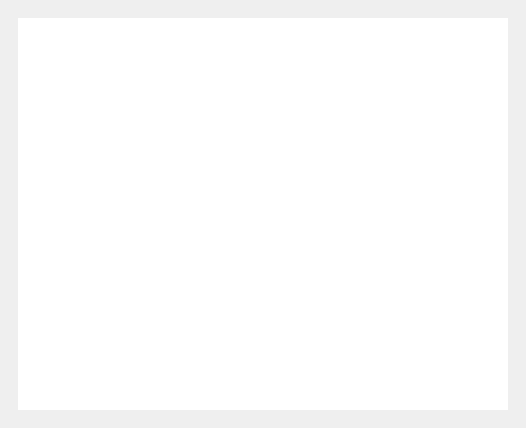
Old version of the form OrodaelTurrim/res/ui/logWidget.ui in the repository Wilson194/OrodaelTurrim.
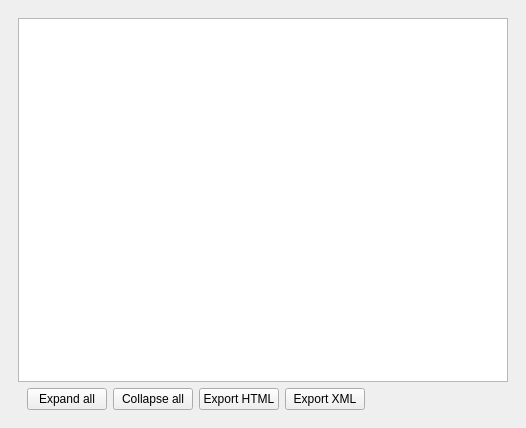
New version of the form.

```diff
--- a/OrodaelTurrim/res/ui/logWidget.ui
+++ b/OrodaelTurrim/res/ui/logWidget.ui
@@ -19,10 +19,7 @@
   <property name="windowTitle">
    <string>Form</string>
   </property>
-  <layout class="QVBoxLayout" name="verticalLayout">
-   <property name="spacing">
-    <number>0</number>
-   </property>
+  <layout class="QGridLayout" name="gridLayout">
    <property name="leftMargin">
     <number>9</number>
    </property>
@@ -35,8 +32,14 @@
    <property name="bottomMargin">
     <number>9</number>
    </property>
-   <item>
+   <item row="0" column="0" colspan="2">
     <widget class="QScrollArea" name="scrollArea">
+     <property name="sizePolicy">
+      <sizepolicy hsizetype="Preferred" vsizetype="Preferred">
+       <horstretch>0</horstretch>
+       <verstretch>0</verstretch>
+      </sizepolicy>
+     </property>
      <property name="frameShape">
       <enum>QFrame::NoFrame</enum>
      </property>
@@ -60,19 +63,68 @@
       </property>
       <layout class="QVBoxLayout" name="verticalLayout_2">
        <item>
-        <widget class="QTextEdit" name="logText">
-         <property name="frameShape">
-          <enum>QFrame::NoFrame</enum>
+        <widget class="QTreeView" name="treeView">
+         <property name="editTriggers">
+          <set>QAbstractItemView::NoEditTriggers</set>
          </property>
-         <property name="frameShadow">
-          <enum>QFrame::Plain</enum>
+         <property name="animated">
+          <bool>true</bool>
          </property>
-         <property name="lineWidth">
-          <number>0</number>
+         <property name="wordWrap">
+          <bool>true</bool>
          </property>
-         <property name="readOnly">
+         <property name="headerHidden">
           <bool>true</bool>
          </property>
+         <attribute name="headerStretchLastSection">
+          <bool>true</bool>
+         </attribute>
+        </widget>
+       </item>
+       <item>
+        <widget class="QWidget" name="widget" native="true">
+         <property name="sizePolicy">
+          <sizepolicy hsizetype="Maximum" vsizetype="Maximum">
+           <horstretch>0</horstretch>
+           <verstretch>0</verstretch>
+          </sizepolicy>
+         </property>
+         <layout class="QHBoxLayout" name="horizontalLayout">
+          <property name="topMargin">
+           <number>0</number>
+          </property>
+          <property name="bottomMargin">
+           <number>0</number>
+          </property>
+          <item>
+           <widget class="QPushButton" name="expandButton">
+            <property name="text">
+             <string>Expand all</string>
+            </property>
+           </widget>
+          </item>
+          <item>
+           <widget class="QPushButton" name="collapseButton">
+            <property name="text">
+             <string>Collapse all</string>
+            </property>
+           </widget>
+          </item>
+          <item>
+           <widget class="QPushButton" name="exportHtmlButton">
+            <property name="text">
+             <string>Export HTML</string>
+            </property>
+           </widget>
+          </item>
+          <item>
+           <widget class="QPushButton" name="exportXmlButton">
+            <property name="text">
+             <string>Export XML</string>
+            </property>
+           </widget>
+          </item>
+         </layout>
         </widget>
        </item>
       </layout>
```
